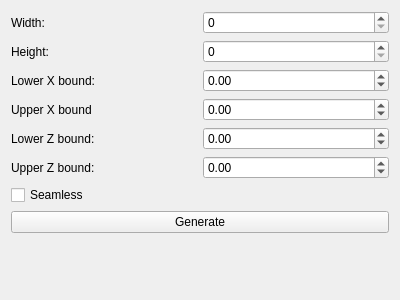
Kvalme/noisetexturegenerator, file NoiseTextureGenerator/NoiseOutput/planeoptions.ui: the form before one commit.
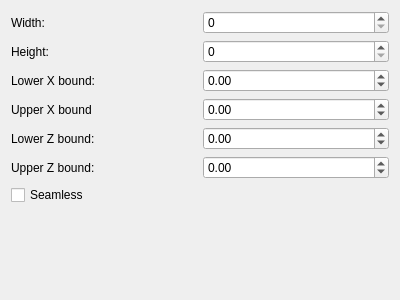
The form after the commit.

Diff of the .ui file:
```diff
--- a/NoiseTextureGenerator/NoiseOutput/planeoptions.ui
+++ b/NoiseTextureGenerator/NoiseOutput/planeoptions.ui
@@ -133,13 +133,6 @@
      </item>
     </layout>
    </item>
-   <item>
-    <widget class="QPushButton" name="generate">
-     <property name="text">
-      <string>Generate</string>
-     </property>
-    </widget>
-   </item>
    <item>
     <spacer name="verticalSpacer">
      <property name="orientation">
```
